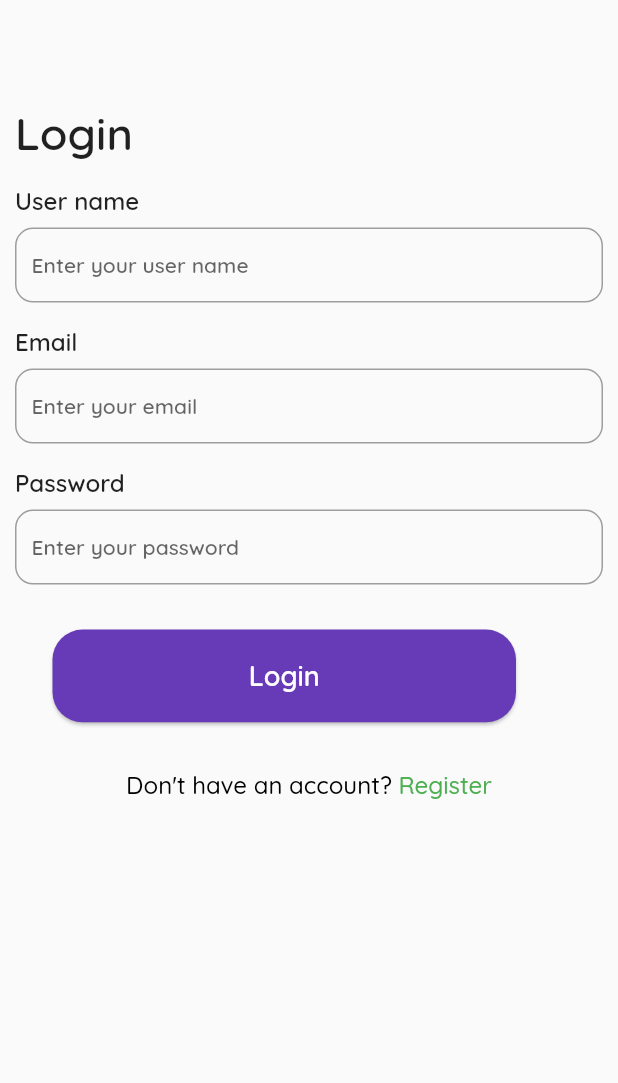
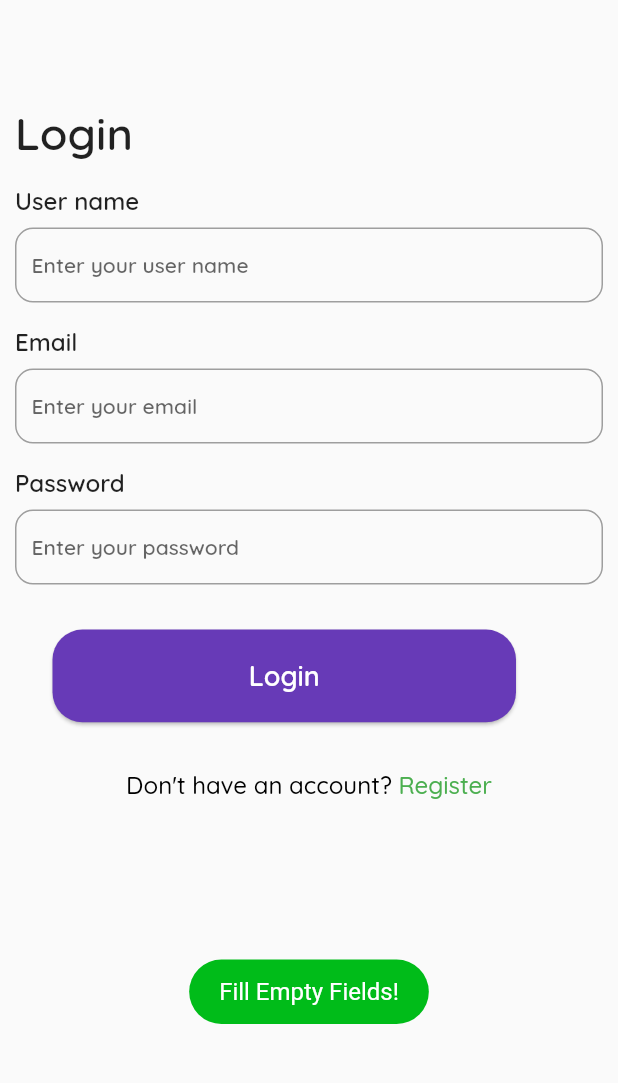
Before and after one commit to emilio-kariuki/GDSC-Dekut-v1, a Flutter app: the Login screen opened directly, after a tap on "Login", on a phone screen of 412 x 824 dp, the part 116-1199 px from its top. Run offline on Flutter 3.47's test engine with Material 2 defaults, Android fonts, the phone set to English and light mode, and no system bars; our stand-ins replace cloud_firestore, firebase_auth, firebase_core, fluttertoast, get, google_fonts; accounts and stored records are empty.

Commit message:
added authentication to app

```diff
--- a/lib/Models/user_model.dart
+++ b/lib/Models/user_model.dart
@@ -1,9 +1,9 @@
-class userClass {
+class UserClass {
   late String name;
-  String email;
-  String password;
+  late String email;
+  late String password;
 
-  userClass({required this.name, required this.email, required this.password});
+  UserClass(this.name,  this.email, this.password);
 
   Map<String, Object> toJson() {
     return {
@@ -13,7 +13,7 @@ class userClass {
     };
   }
 
-  userClass.fromJson(Map<String, dynamic> json) {
+  UserClass.fromJson(Map<String, dynamic> json) {
     name = json['name']! as String;
     email = json['email']! as String;
     password = json['password']! as String;
--- a/lib/UI/Authentication/Login/login_page.dart
+++ b/lib/UI/Authentication/Login/login_page.dart
@@ -5,6 +5,7 @@ import '../../../Util/App_Constants.dart';
 import '../../../Util/App_components.dart';
 import '../../../Util/dimensions.dart';
 import '../SignUp/Sign_up.dart';
+import '../user_logic.dart';
 
 class Login extends StatefulWidget {
   const Login({Key? key}) : super(key: key);
@@ -19,7 +20,6 @@ class _LoginState extends State<Login> {
     final username = TextEditingController();
     final email = TextEditingController();
     final password = TextEditingController();
-    final confirmPassword = TextEditingController();
 
     return Scaffold(
       body: SafeArea(
@@ -35,7 +35,7 @@ class _LoginState extends State<Login> {
                 Center(
                   child: Components.showImage(Constants.logo),
                 ),
-                Components.spacerHeight( Dimensions.PADDING_SIZE_OVER_LARGE),
+                Components.spacerHeight(Dimensions.PADDING_SIZE_OVER_LARGE),
                 Components.header_1(Constants.login),
                 InputField(
                     title: Constants.name,
@@ -49,16 +49,24 @@ class _LoginState extends State<Login> {
                     title: Constants.password,
                     hint: "Enter your password",
                     controller: password),
-
                 Components.spacerHeight(Dimensions.PADDING_SIZE_SMALL),
                 Components.button(
                   Constants.login,
                   () {
-                    print("Login");
+                    if (username.text.isEmpty &&
+                        email.text.isEmpty &&
+                        password.text.isEmpty) {
+                      Components.showMessage(Constants.empty);
+                    } else {
+                      Authentication.signInWithEmailAndPassword(
+                          username.text, email.text, password.text);
+                      Get.offAll(() => const Login());
+                    }
                   },
                 ),
                 Components.spacerHeight(Dimensions.PADDING_SIZE_SMALL),
-                Components.accountText(Constants.noAccount, Constants.register, () => Get.offAll(()=> const Register()))
+                Components.accountText(Constants.noAccount, Constants.register,
+                    () => Get.offAll(() => const Register()))
               ],
             ),
           ),
--- a/lib/Util/App_Constants.dart
+++ b/lib/Util/App_Constants.dart
@@ -13,4 +13,6 @@ class Constants {
   static String register = "Register";
   static String haveAccount = "Already have an account? ";
   static String noAccount = "Don't have an account? ";
+  static String empty = "Fill Empty Fields!";
+  static String passwordMatch = "Password does not match!";
 }
--- a/lib/Util/App_components.dart
+++ b/lib/Util/App_components.dart
@@ -1,4 +1,5 @@
 import 'package:flutter/material.dart';
+import 'package:fluttertoast/fluttertoast.dart';
 import 'package:get/get.dart';
 import 'package:google_fonts/google_fonts.dart';
 
@@ -89,6 +90,19 @@ class Components {
       ),
     );
   }
+
+ static showMessage(String message){
+    Fluttertoast.showToast(
+        msg: message,
+        toastLength: Toast.LENGTH_SHORT,
+        gravity: ToastGravity.BOTTOM,
+        timeInSecForIosWeb: 1,
+        backgroundColor: const Color.fromARGB(255, 0, 188, 25),
+        textColor: Colors.white,
+        fontSize: 16.0
+    );
+  }
+
 
   static Widget showImage(String imageName) {
     return Padding(
--- a/pubspec.yaml
+++ b/pubspec.yaml
@@ -39,6 +39,7 @@ dependencies:
   firebase_auth: ^3.6.2
   firebase_core: ^1.20.0
   cloud_firestore: ^3.4.3
+  fluttertoast: ^8.0.9
 
 dev_dependencies:
   flutter_test:
```
Also changed, not shown: lib/Firebase_Logic/UserFirebase.dart (added, +23 -0 lines), lib/UI/Authentication/SignUp/Sign_up.dart (+16 -2 lines), lib/UI/Authentication/user_logic.dart (+46 -4 lines), lib/UI/Events/Events.dart (added, +29 -0 lines), lib/main.dart (+55 -5 lines), pubspec.lock, 1 other file.
